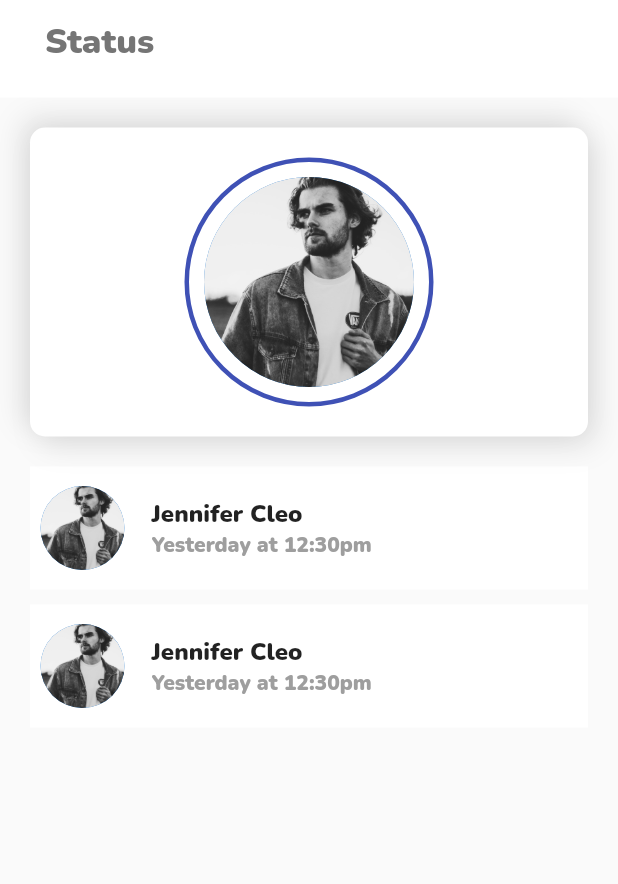
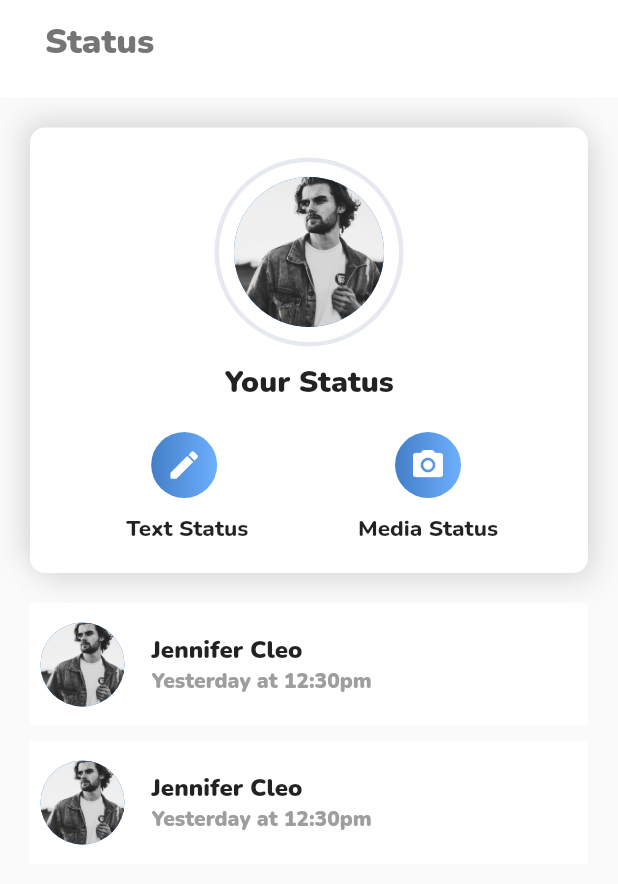
Before and after one commit to yogesh-hackx/Unknown_startup, a Flutter app: the StatusScreen screen opened directly, on a phone screen of 412 x 824 dp. Shown: the top 884 px of the screen. Run offline on Flutter 3.47's test engine with Material 2 defaults, Android fonts, the phone set to English and light mode, and no system bars; our stand-ins replace badges, cached_network_image, chewie, cloud_firestore, file_picker, firebase_auth and 12 more; missing offline and left inert: agora_rtc_engine, chat_pickers, flutter_downloader, video_compress, video_thumbnail; accounts and stored records are empty.

Commit message:
status icons added

```diff
--- a/lib/screens/status_screen.dart
+++ b/lib/screens/status_screen.dart
@@ -49,19 +49,96 @@ class _StatusScreenState extends State<StatusScreen> {
             ),
             child: Column(
               children: [
-                Center(
-                  child: Container(
+                Container(
                   padding: const EdgeInsets.all(10),
                   decoration: BoxDecoration(
                       borderRadius: BorderRadius.circular(1000),
-                        border: Border.all(color: Colors.indigo, width: 3)),
+                      border: Border.all(
+                          color: Color.fromRGBO(231, 233, 240, 1), width: 3)),
                   child: const CircleAvatar(
-                      radius: 70,
+                    radius: 50,
                     backgroundImage: const AssetImage(
                         "assets/images/pexels-sindre-strøm-1040880.jpg"),
                   ),
                 ),
+                Container(
+                  margin: EdgeInsets.only(top: 10),
+                  child: Text(
+                    "Your Status",
+                    style: GoogleFonts.nunito(
+                        fontWeight: FontWeight.w900,
+                        fontSize: 20,
+                        color: Colors.black87),
                   ),
+                ),
+                Container(
+                  margin: EdgeInsets.only(left: 40, right: 40, top: 20),
+                  child: Row(
+                    mainAxisAlignment: MainAxisAlignment.spaceBetween,
+                    children: [
+                      Column(
+                        children: [
+                          Container(
+                            padding: EdgeInsets.all(10),
+                            decoration: BoxDecoration(
+                              borderRadius: BorderRadius.circular(1000),
+                              gradient: LinearGradient(
+                                colors: [
+                                  Color.fromRGBO(67, 127, 199, 1),
+                                  Color.fromRGBO(109, 175, 254, 1)
+                                ],
+                              ),
+                            ),
+                            child: Icon(
+                              Icons.create_rounded,
+                              color: Colors.white,
+                            ),
+                          ),
+                          Container(
+                            margin: EdgeInsets.only(top: 10),
+                            child: Text(
+                              " Text Status",
+                              style: GoogleFonts.nunito(
+                                  fontWeight: FontWeight.w800,
+                                  fontSize: 15,
+                                  color: Colors.black87),
+                            ),
+                          ),
+                        ],
+                      ),
+                      Column(
+                        children: [
+                          Container(
+                            padding: EdgeInsets.all(10),
+                            decoration: BoxDecoration(
+                              borderRadius: BorderRadius.circular(1000),
+                              gradient: LinearGradient(
+                                colors: [
+                                  Color.fromRGBO(67, 127, 199, 1),
+                                  Color.fromRGBO(109, 175, 254, 1)
+                                ],
+                              ),
+                            ),
+                            child: Icon(
+                              Icons.camera_alt_rounded,
+                              color: Colors.white,
+                            ),
+                          ),
+                          Container(
+                            margin: EdgeInsets.only(top: 10),
+                            child: Text(
+                              "Media Status",
+                              style: GoogleFonts.nunito(
+                                  fontWeight: FontWeight.w800,
+                                  fontSize: 15,
+                                  color: Colors.black87),
+                            ),
+                          ),
+                        ],
+                      )
+                    ],
+                  ),
+                )
               ],
             ),
           ),
```
Lines whose indentation alone changed are shown as unchanged.
